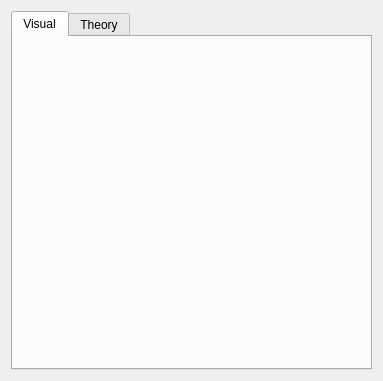
Before: the Qt Designer form Sources/Plugins/Algorithms-Datastructures/Kalman-Filter/res/ui/KalmanFilter.ui in n3rd0x/ComplexWorld, drawn with Qt 5.
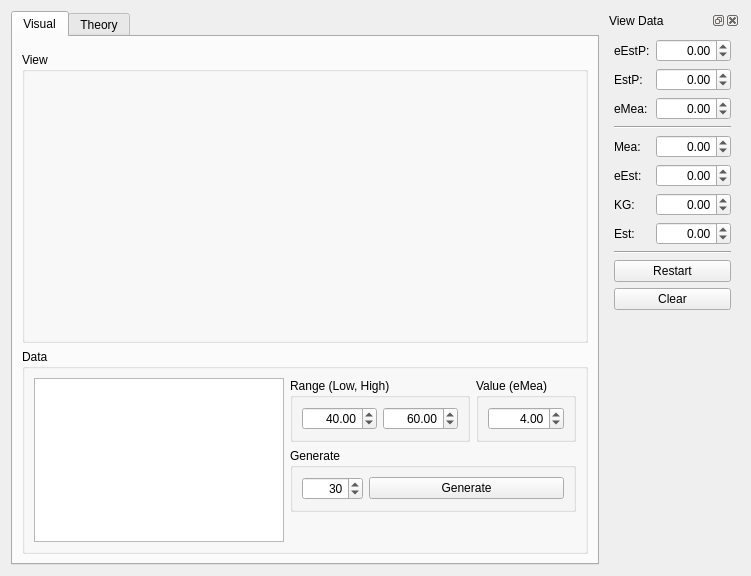
After: the same form once the commit is applied. The open tabs and pages were chosen to show the change. Custom widgets are drawn as their Qt base class.

Commit message: Add Kalman Filter.

The edit to the form file:
```diff
--- a/Sources/Plugins/Algorithms-Datastructures/Kalman-Filter/res/ui/KalmanFilter.ui
+++ b/Sources/Plugins/Algorithms-Datastructures/Kalman-Filter/res/ui/KalmanFilter.ui
@@ -6,15 +6,15 @@
    <rect>
     <x>0</x>
     <y>0</y>
-    <width>383</width>
-    <height>381</height>
+    <width>751</width>
+    <height>576</height>
    </rect>
   </property>
   <property name="windowTitle">
    <string>Kalman Filter Algorithm</string>
   </property>
   <layout class="QGridLayout" name="mMainGridLayout">
-   <item row="1" column="0">
+   <item row="0" column="0">
     <widget class="QTabWidget" name="mTabWidget">
      <property name="currentIndex">
       <number>1</number>
@@ -23,7 +23,187 @@
       <attribute name="title">
        <string>Visual</string>
       </attribute>
-      <layout class="QGridLayout" name="mTabWidgetVisualLayout"/>
+      <layout class="QGridLayout" name="mTabWidgetVisualLayout">
+       <item row="0" column="0" colspan="2">
+        <widget class="ndx::Controller" name="mViewController" native="true"/>
+       </item>
+       <item row="1" column="0" colspan="2">
+        <widget class="QGroupBox" name="mGroupView">
+         <property name="sizePolicy">
+          <sizepolicy hsizetype="Expanding" vsizetype="Expanding">
+           <horstretch>0</horstretch>
+           <verstretch>0</verstretch>
+          </sizepolicy>
+         </property>
+         <property name="title">
+          <string>View</string>
+         </property>
+         <layout class="QGridLayout" name="mGroupViewLayout">
+          <item row="0" column="0">
+           <widget class="ndx::ChartView" name="mChartView" native="true">
+            <property name="sizePolicy">
+             <sizepolicy hsizetype="Expanding" vsizetype="Expanding">
+              <horstretch>0</horstretch>
+              <verstretch>0</verstretch>
+             </sizepolicy>
+            </property>
+            <property name="minimumSize">
+             <size>
+              <width>0</width>
+              <height>250</height>
+             </size>
+            </property>
+           </widget>
+          </item>
+         </layout>
+        </widget>
+       </item>
+       <item row="2" column="0" colspan="2">
+        <widget class="QGroupBox" name="mGroupData">
+         <property name="sizePolicy">
+          <sizepolicy hsizetype="Preferred" vsizetype="Preferred">
+           <horstretch>0</horstretch>
+           <verstretch>0</verstretch>
+          </sizepolicy>
+         </property>
+         <property name="title">
+          <string>Data</string>
+         </property>
+         <layout class="QGridLayout" name="gridLayout_3">
+          <item row="0" column="1">
+           <widget class="QGroupBox" name="mGroupRange">
+            <property name="title">
+             <string>Range (Low, High)</string>
+            </property>
+            <layout class="QGridLayout" name="gridLayout">
+             <item row="1" column="2">
+              <widget class="QDoubleSpinBox" name="mRangeHigh">
+               <property name="alignment">
+                <set>Qt::AlignRight|Qt::AlignTrailing|Qt::AlignVCenter</set>
+               </property>
+               <property name="minimum">
+                <double>-9999.000000000000000</double>
+               </property>
+               <property name="maximum">
+                <double>9999.000000000000000</double>
+               </property>
+               <property name="value">
+                <double>60.000000000000000</double>
+               </property>
+              </widget>
+             </item>
+             <item row="1" column="1">
+              <widget class="QDoubleSpinBox" name="mRangeLow">
+               <property name="alignment">
+                <set>Qt::AlignRight|Qt::AlignTrailing|Qt::AlignVCenter</set>
+               </property>
+               <property name="minimum">
+                <double>-9999.000000000000000</double>
+               </property>
+               <property name="maximum">
+                <double>9999.000000000000000</double>
+               </property>
+               <property name="value">
+                <double>40.000000000000000</double>
+               </property>
+              </widget>
+             </item>
+            </layout>
+           </widget>
+          </item>
+          <item row="1" column="1" colspan="2">
+           <widget class="QGroupBox" name="mGroupGenerate">
+            <property name="title">
+             <string>Generate</string>
+            </property>
+            <layout class="QGridLayout" name="mGroupGenerateLayout">
+             <item row="0" column="0">
+              <widget class="QSpinBox" name="mNum">
+               <property name="alignment">
+                <set>Qt::AlignRight|Qt::AlignTrailing|Qt::AlignVCenter</set>
+               </property>
+               <property name="minimum">
+                <number>1</number>
+               </property>
+               <property name="maximum">
+                <number>10000</number>
+               </property>
+               <property name="value">
+                <number>30</number>
+               </property>
+              </widget>
+             </item>
+             <item row="0" column="1">
+              <widget class="QPushButton" name="mButtonGenerate">
+               <property name="sizePolicy">
+                <sizepolicy hsizetype="Expanding" vsizetype="Fixed">
+                 <horstretch>0</horstretch>
+                 <verstretch>0</verstretch>
+                </sizepolicy>
+               </property>
+               <property name="text">
+                <string>Generate</string>
+               </property>
+              </widget>
+             </item>
+            </layout>
+           </widget>
+          </item>
+          <item row="0" column="2">
+           <widget class="QGroupBox" name="mGroupValue">
+            <property name="title">
+             <string>Value (eMea)</string>
+            </property>
+            <layout class="QGridLayout" name="gridLayout_2">
+             <item row="0" column="0">
+              <widget class="QDoubleSpinBox" name="mInit_eMea">
+               <property name="alignment">
+                <set>Qt::AlignRight|Qt::AlignTrailing|Qt::AlignVCenter</set>
+               </property>
+               <property name="decimals">
+                <number>2</number>
+               </property>
+               <property name="minimum">
+                <double>0.000000000000000</double>
+               </property>
+               <property name="maximum">
+                <double>9999.000000000000000</double>
+               </property>
+               <property name="value">
+                <double>4.000000000000000</double>
+               </property>
+              </widget>
+             </item>
+            </layout>
+           </widget>
+          </item>
+          <item row="2" column="1">
+           <spacer name="mDataVSpacer">
+            <property name="orientation">
+             <enum>Qt::Vertical</enum>
+            </property>
+            <property name="sizeHint" stdset="0">
+             <size>
+              <width>20</width>
+              <height>40</height>
+             </size>
+            </property>
+           </spacer>
+          </item>
+          <item row="0" column="0" rowspan="3">
+           <widget class="QListWidget" name="mMeaList">
+            <property name="minimumSize">
+             <size>
+              <width>100</width>
+              <height>0</height>
+             </size>
+            </property>
+           </widget>
+          </item>
+         </layout>
+        </widget>
+       </item>
+      </layout>
      </widget>
      <widget class="QWidget" name="mTabWidgetTheory">
       <attribute name="title">
@@ -37,7 +217,212 @@
 &lt;html&gt;&lt;head&gt;&lt;meta name=&quot;qrichtext&quot; content=&quot;1&quot; /&gt;&lt;style type=&quot;text/css&quot;&gt;
 p, li { white-space: pre-wrap; }
 &lt;/style&gt;&lt;/head&gt;&lt;body style=&quot; font-family:'.SF NS Text'; font-size:13pt; font-weight:400; font-style:normal;&quot;&gt;
-&lt;p style=&quot;-qt-paragraph-type:empty; margin-top:0px; margin-bottom:0px; margin-left:0px; margin-right:0px; -qt-block-indent:0; text-indent:0px;&quot;&gt;&lt;br /&gt;&lt;/p&gt;&lt;/body&gt;&lt;/html&gt;</string>
+&lt;p style=&quot; margin-top:0px; margin-bottom:0px; margin-left:0px; margin-right:0px; -qt-block-indent:0; text-indent:0px;&quot;&gt;&lt;span style=&quot; font-weight:600;&quot;&gt;Kalman Filter&lt;/span&gt;&lt;/p&gt;
+&lt;p style=&quot; margin-top:0px; margin-bottom:0px; margin-left:0px; margin-right:0px; -qt-block-indent:0; text-indent:0px;&quot;&gt;&lt;span style=&quot; font-size:10pt;&quot;&gt;KF is a real time optimation algorithm.&lt;/span&gt;&lt;/p&gt;
+&lt;p style=&quot;-qt-paragraph-type:empty; margin-top:0px; margin-bottom:0px; margin-left:0px; margin-right:0px; -qt-block-indent:0; text-indent:0px;&quot;&gt;&lt;br /&gt;&lt;/p&gt;
+&lt;p style=&quot; margin-top:0px; margin-bottom:0px; margin-left:0px; margin-right:0px; -qt-block-indent:0; text-indent:0px;&quot;&gt;&lt;span style=&quot; font-weight:600;&quot;&gt;Equations&lt;/span&gt;&lt;/p&gt;
+&lt;p style=&quot; margin-top:0px; margin-bottom:0px; margin-left:0px; margin-right:0px; -qt-block-indent:0; text-indent:0px;&quot;&gt;&lt;span style=&quot; font-size:10pt;&quot;&gt;eEst (Error in estimate)&lt;/span&gt;&lt;/p&gt;
+&lt;p style=&quot; margin-top:0px; margin-bottom:0px; margin-left:0px; margin-right:0px; -qt-block-indent:0; text-indent:0px;&quot;&gt;&lt;span style=&quot; font-size:10pt;&quot;&gt;eEstP (Previous error in estimate)&lt;/span&gt;&lt;/p&gt;
+&lt;p style=&quot; margin-top:0px; margin-bottom:0px; margin-left:0px; margin-right:0px; -qt-block-indent:0; text-indent:0px;&quot;&gt;&lt;span style=&quot; font-size:10pt;&quot;&gt;eMea (Error in measurement)&lt;/span&gt;&lt;/p&gt;
+&lt;p style=&quot; margin-top:0px; margin-bottom:0px; margin-left:0px; margin-right:0px; -qt-block-indent:0; text-indent:0px;&quot;&gt;&lt;span style=&quot; font-size:10pt;&quot;&gt;Est (Estimate)&lt;/span&gt;&lt;/p&gt;
+&lt;p style=&quot; margin-top:0px; margin-bottom:0px; margin-left:0px; margin-right:0px; -qt-block-indent:0; text-indent:0px;&quot;&gt;&lt;span style=&quot; font-size:10pt;&quot;&gt;EstP (Previous estimate)&lt;/span&gt;&lt;/p&gt;
+&lt;p style=&quot; margin-top:0px; margin-bottom:0px; margin-left:0px; margin-right:0px; -qt-block-indent:0; text-indent:0px;&quot;&gt;&lt;span style=&quot; font-size:10pt;&quot;&gt;Mea (Measurement)&lt;/span&gt;&lt;/p&gt;
+&lt;p style=&quot;-qt-paragraph-type:empty; margin-top:0px; margin-bottom:0px; margin-left:0px; margin-right:0px; -qt-block-indent:0; text-indent:0px; font-size:10pt;&quot;&gt;&lt;br /&gt;&lt;/p&gt;
+&lt;p style=&quot; margin-top:0px; margin-bottom:0px; margin-left:0px; margin-right:0px; -qt-block-indent:0; text-indent:0px;&quot;&gt;&lt;span style=&quot; font-size:10pt;&quot;&gt;(1) KG (Kalman Gain) = eEst / (eEst + eMea)&lt;/span&gt;&lt;/p&gt;
+&lt;p style=&quot; margin-top:0px; margin-bottom:0px; margin-left:0px; margin-right:0px; -qt-block-indent:0; text-indent:0px;&quot;&gt;&lt;span style=&quot; font-size:10pt;&quot;&gt;(2) Est = EstP + KG * (Mea - EstP)&lt;/span&gt;&lt;/p&gt;
+&lt;p style=&quot; margin-top:0px; margin-bottom:0px; margin-left:0px; margin-right:0px; -qt-block-indent:0; text-indent:0px;&quot;&gt;&lt;span style=&quot; font-size:10pt;&quot;&gt;(3) eEst = (1 - KG) * eEstP&lt;/span&gt;&lt;/p&gt;&lt;/body&gt;&lt;/html&gt;</string>
+         </property>
+        </widget>
+       </item>
+      </layout>
+     </widget>
+    </widget>
+   </item>
+   <item row="0" column="1">
+    <widget class="QDockWidget" name="mDockView">
+     <property name="windowTitle">
+      <string>View Data</string>
+     </property>
+     <widget class="QWidget" name="mDockViewContent">
+      <layout class="QGridLayout" name="mViewDockLayout">
+       <item row="9" column="0" colspan="2">
+        <widget class="QPushButton" name="mButtonRestart">
+         <property name="text">
+          <string>Restart</string>
+         </property>
+        </widget>
+       </item>
+       <item row="10" column="0" colspan="2">
+        <widget class="QPushButton" name="mButtonClear">
+         <property name="text">
+          <string>Clear</string>
+         </property>
+        </widget>
+       </item>
+       <item row="5" column="0">
+        <widget class="QLabel" name="mLabel_eEst">
+         <property name="text">
+          <string>eEst:</string>
+         </property>
+        </widget>
+       </item>
+       <item row="2" column="1">
+        <widget class="QDoubleSpinBox" name="mValue_eMea">
+         <property name="alignment">
+          <set>Qt::AlignRight|Qt::AlignTrailing|Qt::AlignVCenter</set>
+         </property>
+         <property name="minimum">
+          <double>-9999.000000000000000</double>
+         </property>
+         <property name="maximum">
+          <double>9999.000000000000000</double>
+         </property>
+        </widget>
+       </item>
+       <item row="4" column="1">
+        <widget class="QDoubleSpinBox" name="mValue_Mea">
+         <property name="alignment">
+          <set>Qt::AlignRight|Qt::AlignTrailing|Qt::AlignVCenter</set>
+         </property>
+         <property name="minimum">
+          <double>-9999.000000000000000</double>
+         </property>
+         <property name="maximum">
+          <double>9999.000000000000000</double>
+         </property>
+        </widget>
+       </item>
+       <item row="11" column="1">
+        <spacer name="mViewVSpacer">
+         <property name="orientation">
+          <enum>Qt::Vertical</enum>
+         </property>
+         <property name="sizeHint" stdset="0">
+          <size>
+           <width>20</width>
+           <height>40</height>
+          </size>
+         </property>
+        </spacer>
+       </item>
+       <item row="1" column="1">
+        <widget class="QDoubleSpinBox" name="mValue_EstP">
+         <property name="alignment">
+          <set>Qt::AlignRight|Qt::AlignTrailing|Qt::AlignVCenter</set>
+         </property>
+         <property name="minimum">
+          <double>-9999.000000000000000</double>
+         </property>
+         <property name="maximum">
+          <double>9999.000000000000000</double>
+         </property>
+        </widget>
+       </item>
+       <item row="6" column="0">
+        <widget class="QLabel" name="mLabel_KG">
+         <property name="text">
+          <string>KG:</string>
+         </property>
+        </widget>
+       </item>
+       <item row="2" column="0">
+        <widget class="QLabel" name="mLabel_eMea">
+         <property name="text">
+          <string>eMea:</string>
+         </property>
+        </widget>
+       </item>
+       <item row="1" column="0">
+        <widget class="QLabel" name="mLabel_EstP">
+         <property name="text">
+          <string>EstP:</string>
+         </property>
+        </widget>
+       </item>
+       <item row="0" column="1">
+        <widget class="QDoubleSpinBox" name="mValue_eEstP">
+         <property name="alignment">
+          <set>Qt::AlignRight|Qt::AlignTrailing|Qt::AlignVCenter</set>
+         </property>
+         <property name="minimum">
+          <double>-9999.000000000000000</double>
+         </property>
+         <property name="maximum">
+          <double>9999.000000000000000</double>
+         </property>
+        </widget>
+       </item>
+       <item row="7" column="1">
+        <widget class="QDoubleSpinBox" name="mValue_Est">
+         <property name="alignment">
+          <set>Qt::AlignRight|Qt::AlignTrailing|Qt::AlignVCenter</set>
+         </property>
+         <property name="minimum">
+          <double>-9999.000000000000000</double>
+         </property>
+         <property name="maximum">
+          <double>9999.000000000000000</double>
+         </property>
+        </widget>
+       </item>
+       <item row="3" column="0" colspan="2">
+        <widget class="Line" name="mLineH_1">
+         <property name="orientation">
+          <enum>Qt::Horizontal</enum>
+         </property>
+        </widget>
+       </item>
+       <item row="4" column="0">
+        <widget class="QLabel" name="mLbael_Mea">
+         <property name="text">
+          <string>Mea:</string>
+         </property>
+        </widget>
+       </item>
+       <item row="5" column="1">
+        <widget class="QDoubleSpinBox" name="mValue_eEst">
+         <property name="alignment">
+          <set>Qt::AlignRight|Qt::AlignTrailing|Qt::AlignVCenter</set>
+         </property>
+         <property name="minimum">
+          <double>-9999.000000000000000</double>
+         </property>
+         <property name="maximum">
+          <double>9999.000000000000000</double>
+         </property>
+        </widget>
+       </item>
+       <item row="7" column="0">
+        <widget class="QLabel" name="mLabel_Est">
+         <property name="text">
+          <string>Est:</string>
+         </property>
+        </widget>
+       </item>
+       <item row="0" column="0">
+        <widget class="QLabel" name="mLabel_eEstP">
+         <property name="text">
+          <string>eEstP:</string>
+         </property>
+        </widget>
+       </item>
+       <item row="6" column="1">
+        <widget class="QDoubleSpinBox" name="mValue_KG">
+         <property name="alignment">
+          <set>Qt::AlignRight|Qt::AlignTrailing|Qt::AlignVCenter</set>
+         </property>
+         <property name="minimum">
+          <double>-9999.000000000000000</double>
+         </property>
+         <property name="maximum">
+          <double>9999.000000000000000</double>
+         </property>
+        </widget>
+       </item>
+       <item row="8" column="0" colspan="2">
+        <widget class="Line" name="mLineH_2">
+         <property name="orientation">
+          <enum>Qt::Horizontal</enum>
          </property>
         </widget>
        </item>
@@ -47,6 +432,20 @@
    </item>
   </layout>
  </widget>
+ <customwidgets>
+  <customwidget>
+   <class>ndx::Controller</class>
+   <extends>QWidget</extends>
+   <header>Controller.h</header>
+   <container>1</container>
+  </customwidget>
+  <customwidget>
+   <class>ndx::ChartView</class>
+   <extends>QWidget</extends>
+   <header>ChartView.h</header>
+   <container>1</container>
+  </customwidget>
+ </customwidgets>
  <resources/>
  <connections/>
 </ui>
```
Left out of the diff: 2 changed lines with no effect on the pictures. The commit also changes 8 other files.
